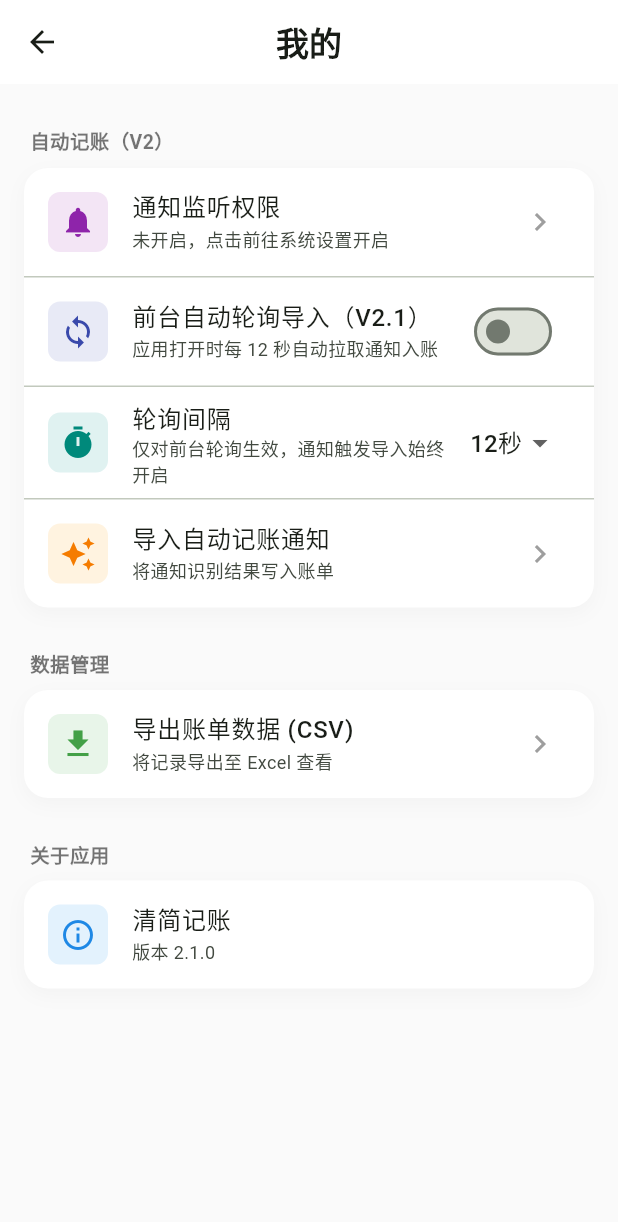
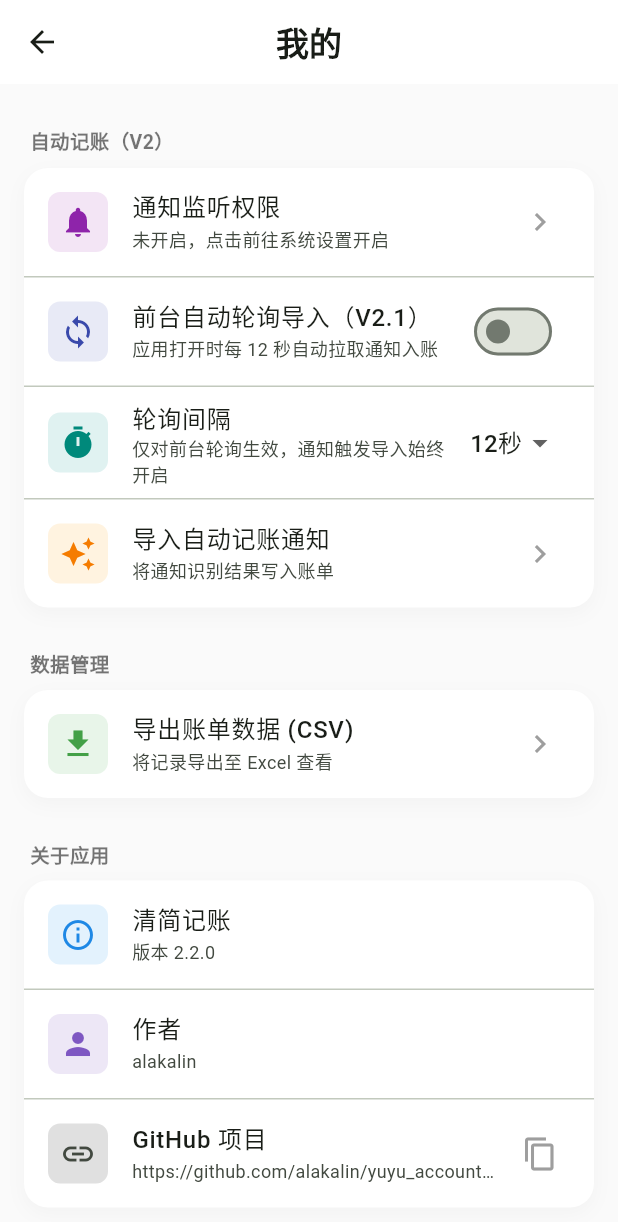
Before and after one commit to alakalin/yuyu_accounting, a Flutter app: the SettingsScreen screen opened directly, on a phone screen of 412 x 824 dp. Shown: the top 1222 px of the screen. Run offline on Flutter 3.47's test engine with Material 3 defaults, Android fonts, the light colour scheme and no system bars; our stand-ins replace csv, fl_chart, flutter_riverpod, riverpod_annotation, share_plus, shared_preferences and 1 more; accounts and stored records are empty; generated files the repository leaves out were written again.

Commit message:
chore: save settings page updates

```diff
--- a/lib/views/settings/settings_screen.dart
+++ b/lib/views/settings/settings_screen.dart
@@ -1,6 +1,7 @@
 import 'dart:io';
 import 'dart:async';
 import 'package:flutter/material.dart';
+import 'package:flutter/services.dart';
 import 'package:flutter_riverpod/flutter_riverpod.dart';
 import 'package:csv/csv.dart';
 import 'package:path_provider/path_provider.dart';
@@ -21,6 +22,8 @@ class _SettingsScreenState extends ConsumerState<SettingsScreen> {
   static const _autoImportKey = 'auto_import_enabled_v21';
   static const _autoImportIntervalKey = 'auto_import_interval_seconds_v21';
   static const _intervalOptions = [8, 12, 20, 30, 60];
+  static const _authorName = 'alakalin';
+  static const _githubUrl = 'https://github.com/alakalin/yuyu_accounting';
 
   bool _isExporting = false;
   bool _isImportingAuto = false;
@@ -243,6 +246,17 @@ class _SettingsScreenState extends ConsumerState<SettingsScreen> {
     }
   }
 
+  Future<void> _copyGithubUrl() async {
+    await Clipboard.setData(const ClipboardData(text: _githubUrl));
+    if (!mounted) return;
+    ScaffoldMessenger.of(context).showSnackBar(
+      const SnackBar(
+        content: Text('GitHub 链接已复制'),
+        behavior: SnackBarBehavior.floating,
+      ),
+    );
+  }
+
   @override
   Widget build(BuildContext context) {
     return Scaffold(
@@ -404,6 +418,8 @@ class _SettingsScreenState extends ConsumerState<SettingsScreen> {
           const SizedBox(height: 20),
           _buildSectionHeader('关于应用'),
           _buildCardWrapper(
+            Column(
+              children: [
                 ListTile(
                   leading: Container(
                     padding: const EdgeInsets.all(8),
@@ -411,13 +427,58 @@ class _SettingsScreenState extends ConsumerState<SettingsScreen> {
                       color: Colors.blue.shade50,
                       borderRadius: BorderRadius.circular(8),
                     ),
-                child: Icon(Icons.info_outline, color: Colors.blue.shade600),
+                    child:
+                        Icon(Icons.info_outline, color: Colors.blue.shade600),
                   ),
                   title: const Text(
                     '清简记账',
                     style: TextStyle(fontWeight: FontWeight.w500),
                   ),
-              subtitle: const Text('版本 2.1.0', style: TextStyle(fontSize: 12)),
+                  subtitle:
+                      const Text('版本 2.2.0', style: TextStyle(fontSize: 12)),
+                ),
+                const Divider(height: 1),
+                ListTile(
+                  leading: Container(
+                    padding: const EdgeInsets.all(8),
+                    decoration: BoxDecoration(
+                      color: Colors.deepPurple.shade50,
+                      borderRadius: BorderRadius.circular(8),
+                    ),
+                    child:
+                        Icon(Icons.person, color: Colors.deepPurple.shade400),
+                  ),
+                  title: const Text(
+                    '作者',
+                    style: TextStyle(fontWeight: FontWeight.w500),
+                  ),
+                  subtitle:
+                      const Text(_authorName, style: TextStyle(fontSize: 12)),
+                ),
+                const Divider(height: 1),
+                ListTile(
+                  leading: Container(
+                    padding: const EdgeInsets.all(8),
+                    decoration: BoxDecoration(
+                      color: Colors.black12,
+                      borderRadius: BorderRadius.circular(8),
+                    ),
+                    child: const Icon(Icons.link),
+                  ),
+                  title: const Text(
+                    'GitHub 项目',
+                    style: TextStyle(fontWeight: FontWeight.w500),
+                  ),
+                  subtitle: const Text(
+                    _githubUrl,
+                    style: TextStyle(fontSize: 12),
+                    maxLines: 1,
+                    overflow: TextOverflow.ellipsis,
+                  ),
+                  trailing: const Icon(Icons.copy, color: Colors.grey),
+                  onTap: _copyGithubUrl,
+                ),
+              ],
             ),
           ),
         ],
```
Lines whose indentation alone changed are shown as unchanged.
